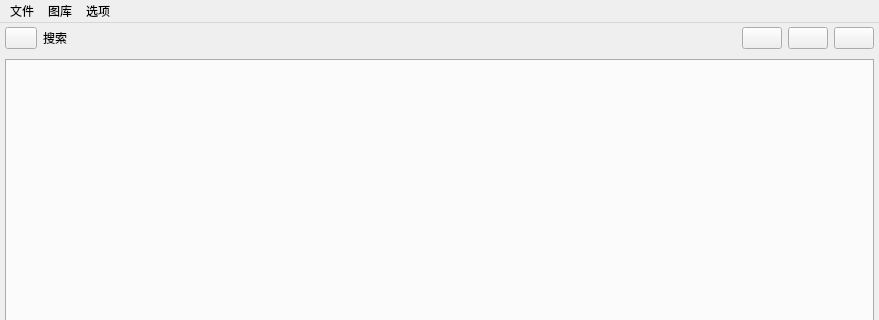
This is src/ui/main_window.ui in Craftkuro/StickerGenie as Qt 5 draws it before an edit; both pictures show x 0 to 879 and y 0 to 320 of the 879 by 622 pixel window. The edited form follows.
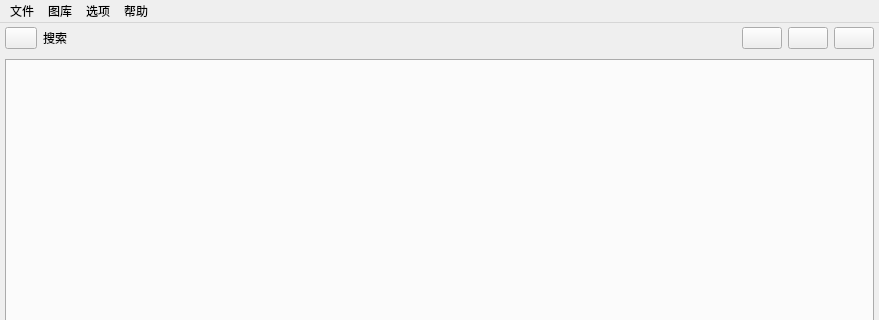
This is the edited form. Icons and pictures are not drawn. Custom widgets are drawn as their Qt base class.

Diff of the .ui file:
```diff
--- a/src/ui/main_window.ui
+++ b/src/ui/main_window.ui
@@ -174,9 +174,16 @@
     </property>
     <addaction name="actionOpenSettings"/>
    </widget>
+   <widget class="QMenu" name="menu_5">
+    <property name="title">
+     <string>帮助</string>
+    </property>
+    <addaction name="actionOpenAbout"/>
+   </widget>
    <addaction name="menu"/>
    <addaction name="menu_2"/>
    <addaction name="menu_4"/>
+   <addaction name="menu_5"/>
   </widget>
   <widget class="QStatusBar" name="statusbar"/>
   <action name="actionQuit">
```
Left out of the diff: 8 changed lines with no effect on the pictures.
